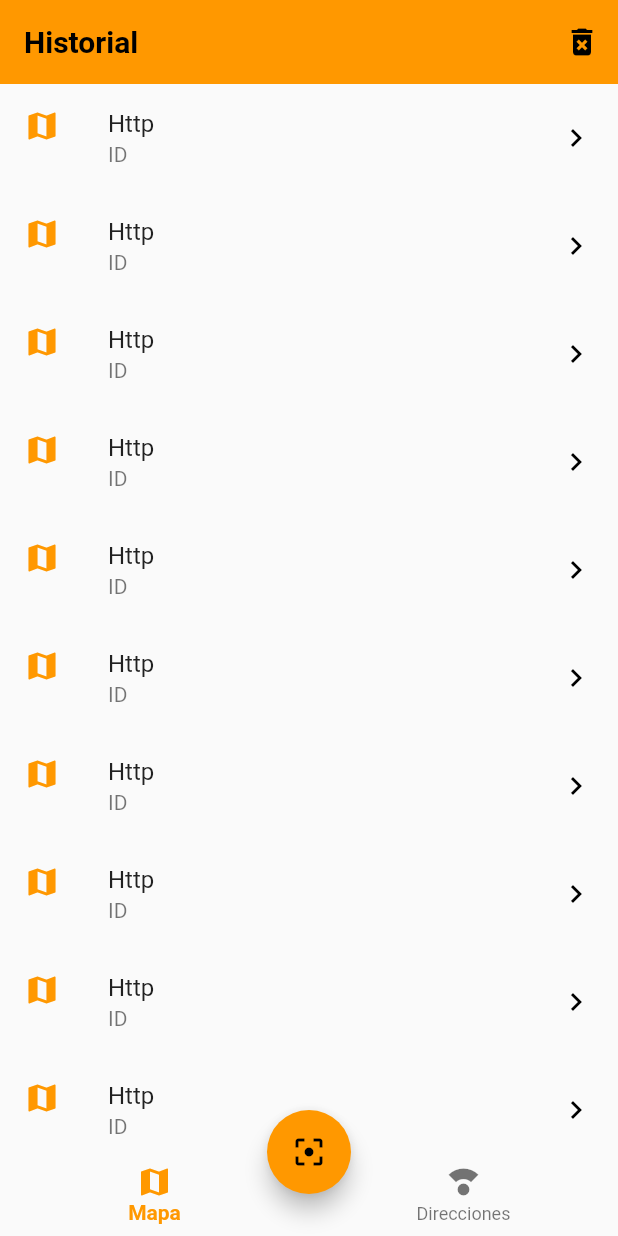
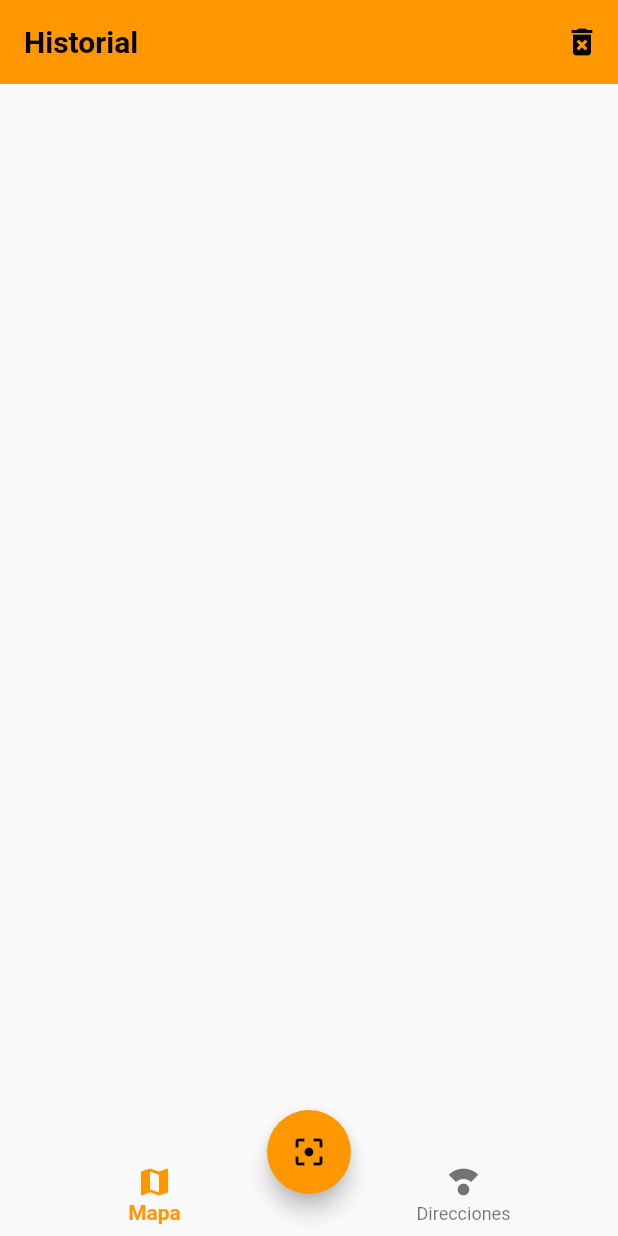
Before and after one commit to diegoarizadev/FlutterQR, a Flutter app: the screen it shows after launch, on a phone screen of 412 x 824 dp. Run offline on Flutter 3.47's test engine with Material 2 defaults, Android fonts, the phone set to English and light mode, and no system bars; our stand-ins replace sqflite; accounts and stored records are empty.

Commit message:
Mostrar en la interface todos los registros de la base de datos.

```diff
--- a/qrreader/lib/pages/home_page.dart
+++ b/qrreader/lib/pages/home_page.dart
@@ -2,6 +2,7 @@ import 'package:flutter/material.dart';
 import 'package:provider/provider.dart';
 import 'package:qrreader/pages/history_directions_page.dart';
 import 'package:qrreader/pages/map_page.dart';
+import 'package:qrreader/providers/scan_list_provider.dart';
 import 'package:qrreader/providers/ui_provider.dart';
 import 'package:qrreader/widgets/navigatorbar_custom.dart';
 import 'package:qrreader/widgets/scan_custom.dart';
@@ -45,19 +46,17 @@ class _HomePageBody extends StatelessWidget {
     final uiProvider = Provider.of<UiProvider>(context);
     final currentIndex = uiProvider.selectedMenuOpt;
 
-    // DBProvider.db
-    //     .getScansByID(7)
-    //     .then((scan) => print(scan!.valor)); //Recuperar un registro.
+    final scanListProvider = Provider.of<ScanListProvider>(context,
+        listen:
+            false); //No se requiere que se redibuje, por lo tanto se envia el parametro listen en false.
 
-    // DBProvider.db.getAllScans().then((print)); //Recuperar un registro.
-
-    //DBProvider.db.deleteAllScan();
-
-//Cambiar para mostrar la pagina.
+    //Cambiar para mostrar la pagina.
     switch (currentIndex) {
       case 0:
+        scanListProvider.loadScansForType('geo');
         return MapPageScreen();
       case 1:
+        scanListProvider.loadScansForType('http');
         return HistoryDirectionsPage();
       default:
         return MapPageScreen();
--- a/qrreader/lib/pages/map_page.dart
+++ b/qrreader/lib/pages/map_page.dart
@@ -1,23 +1,30 @@
 import 'package:flutter/material.dart';
+import 'package:provider/provider.dart';
+import 'package:qrreader/providers/scan_list_provider.dart';
 
 class MapPageScreen extends StatelessWidget {
   @override
   Widget build(BuildContext context) {
+    final scanListProvider = Provider.of<ScanListProvider>(
+      context, //Busca en el arbol de widget el provider ScanListProvider
+    ); //Cuando colocar el Listener en false o true, dentro de un build va en true, o sea no se coloca
+
+    final scans = scanListProvider.scans;
     return ListView.builder(
-        itemCount: 10,
+        itemCount: scans.length,
         itemBuilder: (_, i) => ListTile(
               leading: Icon(
                 Icons.map,
                 color: Theme.of(context).primaryColor,
               ),
-              title: Text('Http'),
-              subtitle: Text('ID'),
+              title: Text(scans[i].valor),
+              subtitle: Text(scans[i].id.toString()),
               trailing: Icon(
                 Icons.keyboard_arrow_right,
                 color: Colors.black,
               ),
               onTap: () {
-                print('Goooooooo');
+                print(scans[i].id);
               },
             ));
   }
```
Also changed, not shown: qrreader/lib/pages/history_directions_page.dart (+25 -3 lines), qrreader/lib/widgets/scan_custom.dart (+9 -1 lines).
